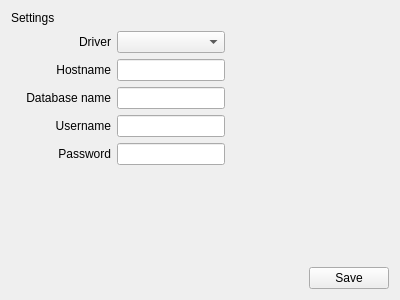
Above: gui/formsettings.ui from newey499/enigma before the change. Below: the same form after it.
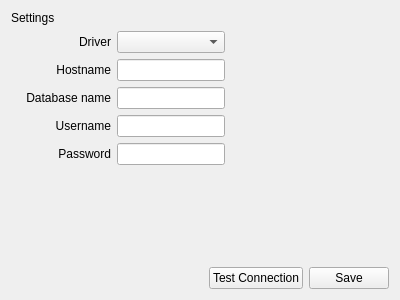
That is the form after the change.

Commit message: 1) Add test connection button and functionality

```diff
--- a/gui/formsettings.ui
+++ b/gui/formsettings.ui
@@ -165,6 +165,13 @@
        </property>
       </spacer>
      </item>
+     <item>
+      <widget class="QPushButton" name="btnTestConn">
+       <property name="text">
+        <string>Test Connection</string>
+       </property>
+      </widget>
+     </item>
      <item>
       <widget class="QPushButton" name="btnSave">
        <property name="text">
```
Left out of the diff: 18 changed lines with no effect on the pictures. The commit also changes 4 other files.
